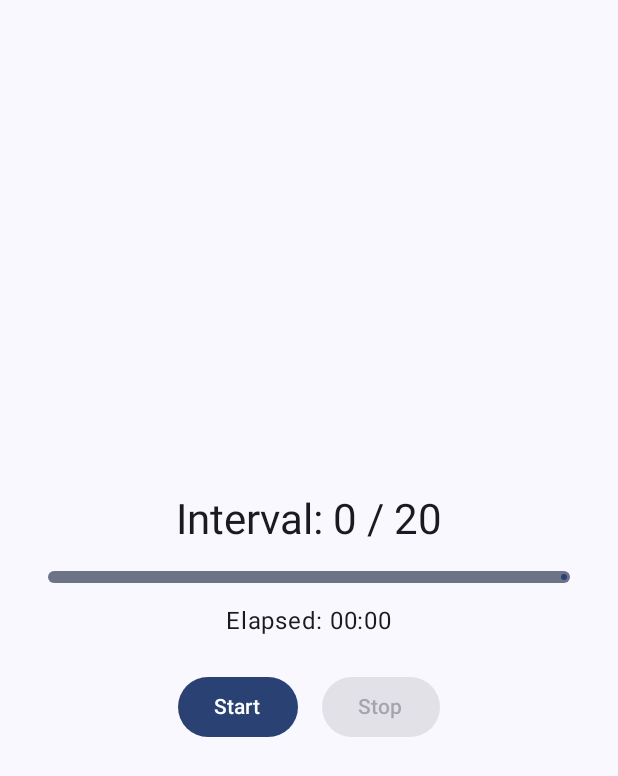
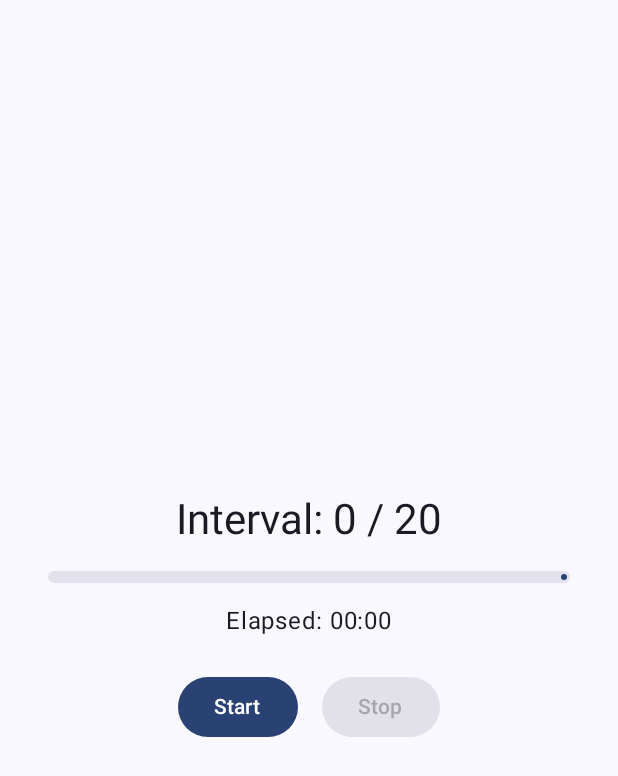
Before and after one commit to cw/android-interval-tap-timer, an Android app built with Jetpack Compose: the screen it shows after launch (MainActivity), on a phone screen of 412 x 824 dp. Shown: the top 776 px of the screen. Run offline under Robolectric (Android 15) with nearby library versions, the phone set to English and light mode, and no system bars.

Commit message:
animate and configure for eventual theme

```diff
--- a/app/src/main/java/biz/codefuture/intervaltaptimer/ui/IntervalTimerScreen.kt
+++ b/app/src/main/java/biz/codefuture/intervaltaptimer/ui/IntervalTimerScreen.kt
@@ -6,6 +6,8 @@ import androidx.compose.foundation.isSystemInDarkTheme
 import androidx.compose.foundation.layout.*
 import androidx.compose.material3.*
 import androidx.compose.material3.LinearProgressIndicator
+import androidx.compose.animation.core.animateFloatAsState
+import androidx.compose.animation.core.tween
 import androidx.compose.runtime.*
 import androidx.compose.ui.Alignment
 import androidx.compose.ui.Modifier
@@ -13,6 +15,7 @@ import androidx.compose.ui.graphics.Color
 import androidx.compose.ui.unit.dp
 import biz.codefuture.intervaltaptimer.util.TimerUtils
 import kotlinx.coroutines.*
+
 
 @Composable
 fun IntervalTimerScreen(
@@ -71,15 +74,19 @@ fun IntervalTimerScreen(
 
         Spacer(modifier = Modifier.height(16.dp))
 
-        val progress = intervalCount / maxIntervals.toFloat()
+        val animatedProgress by animateFloatAsState(
+            targetValue = intervalCount / maxIntervals.toFloat(),
+            animationSpec = tween(durationMillis = 500),
+            label = "ProgressAnimation"
+        )
+
         LinearProgressIndicator(
-        progress = { progress.coerceIn(0f, 1f) },
-        modifier = Modifier
-                        .fillMaxWidth()
-                        .height(8.dp),
-        color = ProgressIndicatorDefaults.linearColor,
-        trackColor = ProgressIndicatorDefaults.linearTrackColor,
-        strokeCap = ProgressIndicatorDefaults.LinearStrokeCap,
+            progress = animatedProgress.coerceIn(0f, 1f),
+            modifier = Modifier
+                .fillMaxWidth()
+                .height(8.dp),
+            color = MaterialTheme.colorScheme.primary,
+            trackColor = MaterialTheme.colorScheme.surfaceVariant
         )
 
         Spacer(modifier = Modifier.height(16.dp))
@@ -89,6 +96,7 @@ fun IntervalTimerScreen(
             style = MaterialTheme.typography.bodyLarge,
             color = if (flashActive) defaultBackgroundColor else MaterialTheme.colorScheme.onBackground
         )
+
 
         Spacer(modifier = Modifier.height(24.dp))
 
```
